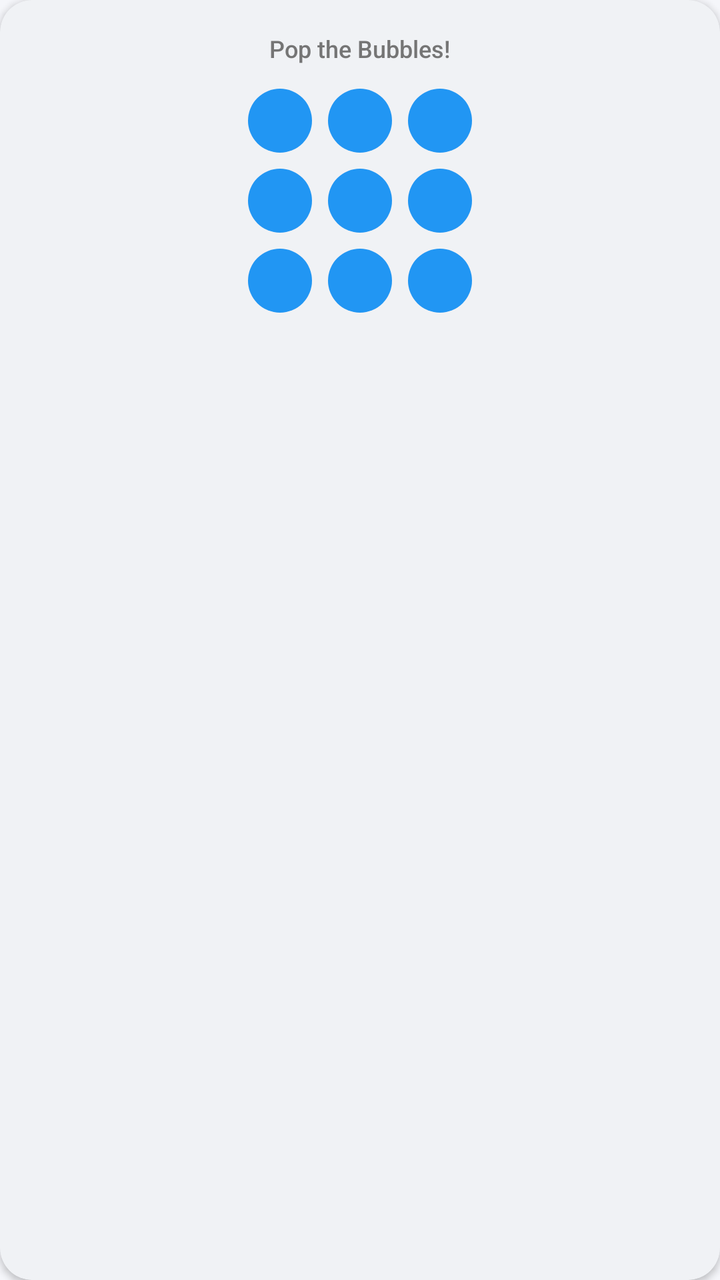
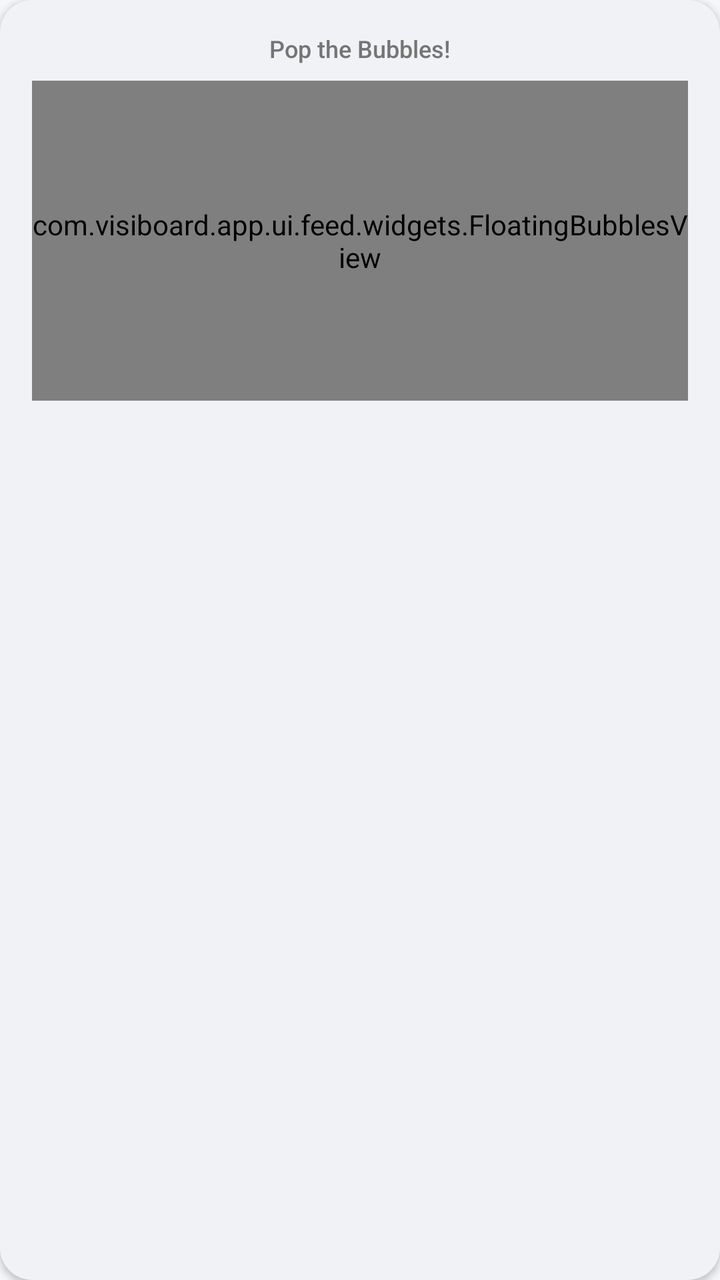

Two renders of the same Android screen: before a commit and after it. Below are the layout's source before the change and the commit's diff.
<!-- AndroidManifest.xml: application theme Theme.VisiBoard -->
<!-- res/layout/item_fidget_box.xml -->
<?xml version="1.0" encoding="utf-8"?>
<androidx.cardview.widget.CardView xmlns:android="http://schemas.android.com/apk/res/android"
    xmlns:app="http://schemas.android.com/apk/res-auto"
    android:layout_width="match_parent"
    android:layout_height="wrap_content"
    android:layout_margin="8dp"
    app:cardCornerRadius="16dp"
    app:cardElevation="2dp"
    app:cardBackgroundColor="#F0F2F5">

    <LinearLayout
        android:layout_width="match_parent"
        android:layout_height="wrap_content"
        android:orientation="vertical"
        android:padding="16dp"
        android:gravity="center">

        <TextView
            android:layout_width="wrap_content"
            android:layout_height="wrap_content"
            android:text="Pop the Bubbles!"
            android:textSize="12sp"
            android:textColor="#757575"
            android:layout_marginBottom="8dp"
            android:fontFamily="sans-serif-medium"/>

        <GridLayout
            android:id="@+id/gl_bubbles"
            android:layout_width="wrap_content"
            android:layout_height="wrap_content"
            android:rowCount="3"
            android:columnCount="3"
            android:alignmentMode="alignMargins"
            android:columnOrderPreserved="false">
            
            
            
            
            <ImageButton android:tag="b1" android:src="@drawable/shape_bubble_unpopped" android:background="?selectableItemBackgroundBorderless" android:layout_margin="4dp" android:layout_width="32dp" android:layout_height="32dp"/>
            <ImageButton android:tag="b2" android:src="@drawable/shape_bubble_unpopped" android:background="?selectableItemBackgroundBorderless" android:layout_margin="4dp" android:layout_width="32dp" android:layout_height="32dp"/>
            <ImageButton android:tag="b3" android:src="@drawable/shape_bubble_unpopped" android:background="?selectableItemBackgroundBorderless" android:layout_margin="4dp" android:layout_width="32dp" android:layout_height="32dp"/>
            
            <ImageButton android:tag="b4" android:src="@drawable/shape_bubble_unpopped" android:background="?selectableItemBackgroundBorderless" android:layout_margin="4dp" android:layout_width="32dp" android:layout_height="32dp"/>
            <ImageButton android:tag="b5" android:src="@drawable/shape_bubble_unpopped" android:background="?selectableItemBackgroundBorderless" android:layout_margin="4dp" android:layout_width="32dp" android:layout_height="32dp"/>
            <ImageButton android:tag="b6" android:src="@drawable/shape_bubble_unpopped" android:background="?selectableItemBackgroundBorderless" android:layout_margin="4dp" android:layout_width="32dp" android:layout_height="32dp"/>
            
            <ImageButton android:tag="b7" android:src="@drawable/shape_bubble_unpopped" android:background="?selectableItemBackgroundBorderless" android:layout_margin="4dp" android:layout_width="32dp" android:layout_height="32dp"/>
            <ImageButton android:tag="b8" android:src="@drawable/shape_bubble_unpopped" android:background="?selectableItemBackgroundBorderless" android:layout_margin="4dp" android:layout_width="32dp" android:layout_height="32dp"/>
            <ImageButton android:tag="b9" android:src="@drawable/shape_bubble_unpopped" android:background="?selectableItemBackgroundBorderless" android:layout_margin="4dp" android:layout_width="32dp" android:layout_height="32dp"/>

        </GridLayout>

    </LinearLayout>

</androidx.cardview.widget.CardView>
<!-- resources referenced by this layout -->
<resources>
  <!-- drawable shape_bubble_unpopped (drawable) -->
  <?xml version="1.0" encoding="utf-8"?>
  <shape xmlns:android="http://schemas.android.com/apk/res/android" android:shape="oval">
      <solid android:color="#2196F3"/>
      <size android:width="32dp" android:height="32dp"/>
  </shape>
  <style name="Theme.VisiBoard" parent="Base.Theme.VisiBoard" />
  <style name="Base.Theme.VisiBoard" parent="Theme.Material3.DayNight.NoActionBar">
          <item name="colorPrimary">@color/primary</item>
          <item name="colorPrimaryDark">@color/primaryDark</item>
          <item name="colorSecondary">@color/secondary</item>
          <item name="android:windowBackground">@color/background_light</item>
          <item name="android:textColor">@color/text_primary</item>
          <item name="android:statusBarColor">@color/primaryDark</item>
      </style>
  <color name="primary">#6C5CE7</color>
  <color name="primaryDark">#5849C7</color>
  <color name="secondary">#74B9FF</color>
  <color name="background_light">#F5F6FA</color>
  <color name="text_primary">#1E272E</color>
</resources>

<!-- the commit's change to res/layout/item_fidget_box.xml (unified diff, before → after) -->
@@ -24,31 +24,10 @@
             android:layout_marginBottom="8dp"
             android:fontFamily="sans-serif-medium"/>
 
-        <GridLayout
-            android:id="@+id/gl_bubbles"
-            android:layout_width="wrap_content"
-            android:layout_height="wrap_content"
-            android:rowCount="3"
-            android:columnCount="3"
-            android:alignmentMode="alignMargins"
-            android:columnOrderPreserved="false">
-            
-            
-            
-            
-            <ImageButton android:tag="b1" android:src="@drawable/shape_bubble_unpopped" android:background="?selectableItemBackgroundBorderless" android:layout_margin="4dp" android:layout_width="32dp" android:layout_height="32dp"/>
-            <ImageButton android:tag="b2" android:src="@drawable/shape_bubble_unpopped" android:background="?selectableItemBackgroundBorderless" android:layout_margin="4dp" android:layout_width="32dp" android:layout_height="32dp"/>
-            <ImageButton android:tag="b3" android:src="@drawable/shape_bubble_unpopped" android:background="?selectableItemBackgroundBorderless" android:layout_margin="4dp" android:layout_width="32dp" android:layout_height="32dp"/>
-            
-            <ImageButton android:tag="b4" android:src="@drawable/shape_bubble_unpopped" android:background="?selectableItemBackgroundBorderless" android:layout_margin="4dp" android:layout_width="32dp" android:layout_height="32dp"/>
-            <ImageButton android:tag="b5" android:src="@drawable/shape_bubble_unpopped" android:background="?selectableItemBackgroundBorderless" android:layout_margin="4dp" android:layout_width="32dp" android:layout_height="32dp"/>
-            <ImageButton android:tag="b6" android:src="@drawable/shape_bubble_unpopped" android:background="?selectableItemBackgroundBorderless" android:layout_margin="4dp" android:layout_width="32dp" android:layout_height="32dp"/>
-            
-            <ImageButton android:tag="b7" android:src="@drawable/shape_bubble_unpopped" android:background="?selectableItemBackgroundBorderless" android:layout_margin="4dp" android:layout_width="32dp" android:layout_height="32dp"/>
-            <ImageButton android:tag="b8" android:src="@drawable/shape_bubble_unpopped" android:background="?selectableItemBackgroundBorderless" android:layout_margin="4dp" android:layout_width="32dp" android:layout_height="32dp"/>
-            <ImageButton android:tag="b9" android:src="@drawable/shape_bubble_unpopped" android:background="?selectableItemBackgroundBorderless" android:layout_margin="4dp" android:layout_width="32dp" android:layout_height="32dp"/>
-
-        </GridLayout>
+        <com.visiboard.app.ui.feed.widgets.FloatingBubblesView
+            android:id="@+id/floating_bubbles_view"
+            android:layout_width="match_parent"
+            android:layout_height="160dp"/>
 
     </LinearLayout>
 
<!-- resource entries referenced after the edit -->
@@ -1,11 +1,5 @@
 <!-- resources referenced by this layout -->
 <resources>
-  <!-- drawable shape_bubble_unpopped (drawable) -->
-  <?xml version="1.0" encoding="utf-8"?>
-  <shape xmlns:android="http://schemas.android.com/apk/res/android" android:shape="oval">
-      <solid android:color="#2196F3"/>
-      <size android:width="32dp" android:height="32dp"/>
-  </shape>
   <style name="Theme.VisiBoard" parent="Base.Theme.VisiBoard" />
   <style name="Base.Theme.VisiBoard" parent="Theme.Material3.DayNight.NoActionBar">
           <item name="colorPrimary">@color/primary</item>
